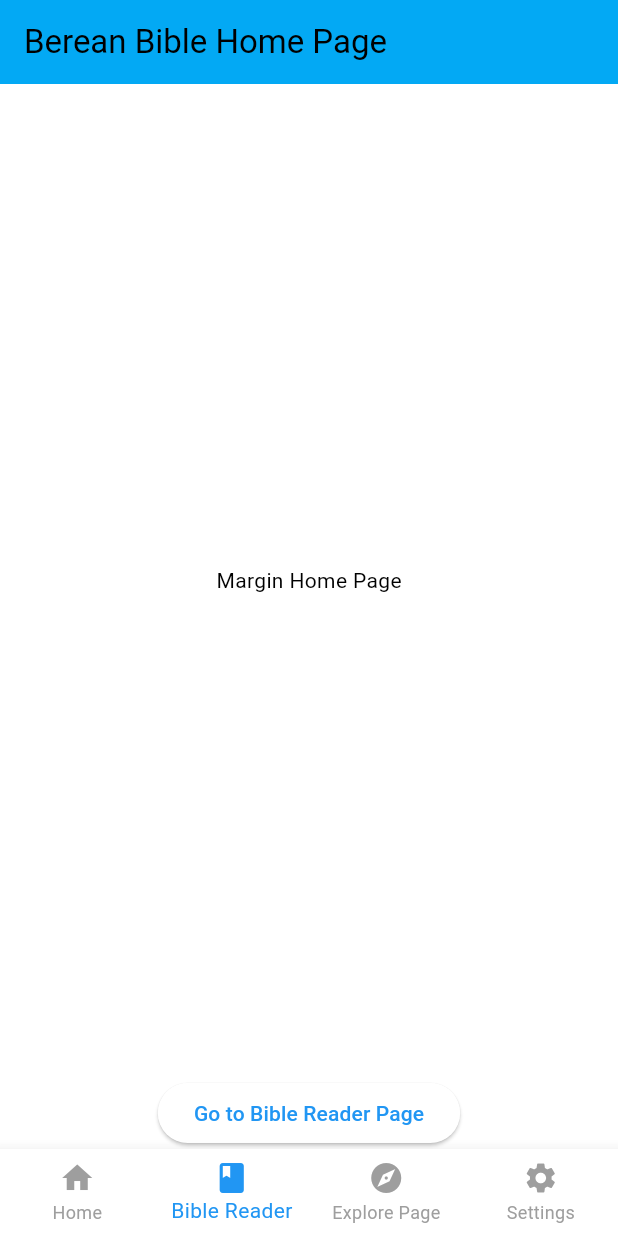
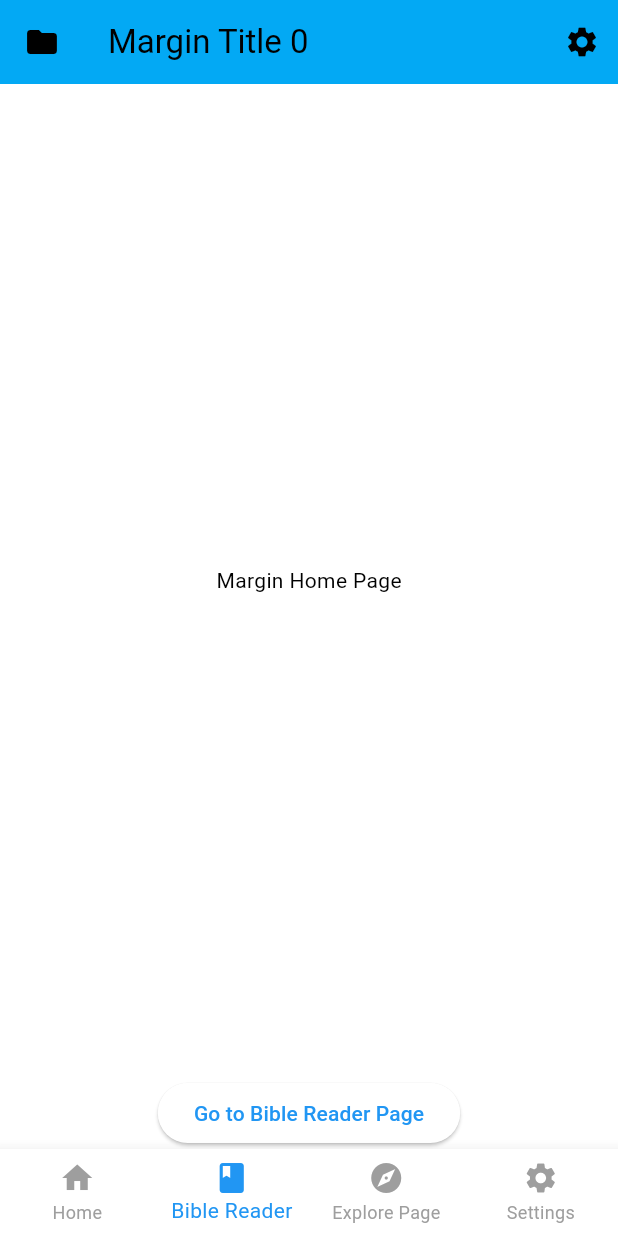
Before and after one commit to BereanBible/BereanBibleFlutter, a Flutter app: the screen it shows after launch, on a phone screen of 412 x 824 dp. Run offline on Flutter 3.47's test engine with Material 3 defaults, Android fonts, the phone set to English and light mode, and no system bars; our stand-ins replace responsive_builder.

Commit message:
Implemented the top navbar in TopNavBar.dart and added a getPage() to MyAppState

```diff
--- a/berean_bible_app/lib/main.dart
+++ b/berean_bible_app/lib/main.dart
@@ -1,6 +1,7 @@
+import 'package:berean_bible_app/widgets/NavBar/TopNavBar.dart';
 import 'package:flutter/material.dart';
+import 'package:provider/provider.dart';
 import 'package:responsive_builder/responsive_builder.dart';
-import 'package:provider/provider.dart';
 import 'package:berean_bible_app/pages/BibleReaderPage.dart';
 import 'package:berean_bible_app/pages/MarginEditorPage.dart';
 
@@ -36,7 +37,16 @@ class MyAppState extends ChangeNotifier {
       duration: const Duration(milliseconds: 500),
       curve: Curves.ease,
     );
+    notifyListeners();
     /*DEBUG*/print("Snapped to new pag via _changePage()");
+  }
+
+  int getPage() {
+    if (pageController.hasClients && pageController.page != null) {
+      return (pageController.page)!.round();
+    } else {
+      return 0;
+    }
   }
 }
 
@@ -73,10 +83,7 @@ class _MyHomePageState extends State<MyHomePage> {
   @override
   Widget build(BuildContext context) {
     return Scaffold(
-      appBar: AppBar(
-        backgroundColor: Theme.of(context).colorScheme.secondary,
-        title: Text(widget.title),
-      ),
+      appBar: TopNavBar(),
       body: ResponsiveBuilder(
         builder: (context, sizingInformation) {
           if (sizingInformation.deviceScreenType != DeviceScreenType.desktop) {
--- /dev/null
+++ b/berean_bible_app/lib/widgets/NavBar/BibleReferenceNavigator.dart
@@ -0,0 +1,17 @@
+import 'package:flutter/material.dart';
+import 'package:provider/provider.dart';
+import 'package:berean_bible_app/main.dart';
+
+class BibleReferenceNavigator extends StatefulWidget {
+  @override
+  _BibleReferenceNavigatorState createState() => _BibleReferenceNavigatorState();
+}
+
+class _BibleReferenceNavigatorState extends State<BibleReferenceNavigator> {
+  var reference = "";
+
+  @override
+  Widget build(BuildContext context) {
+    return Text("1 John 1:1");
+  }
+}
--- /dev/null
+++ b/berean_bible_app/lib/widgets/NavBar/MarginTitle.dart
@@ -0,0 +1,17 @@
+import 'package:flutter/material.dart';
+import 'package:provider/provider.dart';
+import 'package:berean_bible_app/main.dart';
+
+class MarginTitle extends StatefulWidget {
+  @override
+  _MarginTitleState createState() => _MarginTitleState();
+}
+
+class _MarginTitleState extends State<MarginTitle> {
+  var reference = "";
+
+  @override
+  Widget build(BuildContext context) {
+    return Text("Margin Title");
+  }
+}
--- /dev/null
+++ b/berean_bible_app/lib/widgets/NavBar/TopNavBar.dart
@@ -0,0 +1,113 @@
+import 'package:berean_bible_app/widgets/NavBar/BibleReferenceNavigator.dart';
+import 'package:berean_bible_app/widgets/NavBar/MarginTitle.dart';
+import 'package:flutter/material.dart';
+import 'package:provider/provider.dart';
+import 'package:responsive_builder/responsive_builder.dart';
+import 'package:berean_bible_app/main.dart';
+
+class TopNavBar extends StatefulWidget implements PreferredSizeWidget {
+  // TopNavBar({required Key key}) : preferredSize = Size.fromHeight(kToolbarHeight), super(key: key);
+
+  @override
+  final Size preferredSize = Size.fromHeight(kToolbarHeight); // default is 56.0
+
+  @override
+  _TopNavBarState createState() => _TopNavBarState();
+}
+
+class _TopNavBarState extends State<TopNavBar> {
+  var reference = "";
+
+  @override
+  Widget build(BuildContext context) {
+    return ResponsiveBuilder(
+        builder: (context, sizingInformation) {
+          if (sizingInformation.deviceScreenType != DeviceScreenType.desktop) {
+            // Main Mobile View
+            return AppBar(
+              backgroundColor: Theme.of(context).colorScheme.secondary,
+              leading: LeftButton(),
+              title: TopNavBarTitle(),
+              actions: [
+                SettingsButton(),
+              ],
+            );
+          } else {
+            // Desktop View
+            return AppBar(
+              backgroundColor: Theme.of(context).colorScheme.secondary,
+              leading: MarginFolderButton(),
+              title: Row(
+                children: [MarginTitle(), BibleReferenceNavigator()]
+              ),
+              actions: [
+                SettingsButton(),
+              ],
+            );
+          }
+        },
+      );
+  }
+}
+
+
+
+class LeftButton extends StatelessWidget {
+  @override
+  Widget build(BuildContext context) {
+    return Consumer<MyAppState>(
+      builder: (context, appState, child) {
+        return (appState.getPage() == 0) ?
+          MarginFolderButton()
+          :
+          IconButton(icon: const Icon(Icons.circle), tooltip: 'Nothing', onPressed: () {print("Nothing");});
+      },
+    );
+  }
+}
+
+
+
+class TopNavBarTitle extends StatelessWidget {
+  @override
+  Widget build(BuildContext context) {
+    return Consumer<MyAppState>(
+      builder: (context, appState, child) {
+        return (appState.getPage() == 0) ?
+          Text("Margin Title 0")
+          :
+          Text("Bible Title 1");
+      },
+    );
+  }
+}
+
+
+
+class SettingsButton extends StatelessWidget {
+  @override
+  Widget build(BuildContext context) {
+    return IconButton(
+      icon: const Icon(Icons.settings),
+      tooltip: 'Settings',
+      onPressed: () {
+        print("Hi");
+      },
+    );
+  }
+}
+
+
+
+class MarginFolderButton extends StatelessWidget {
+  @override
+  Widget build(BuildContext context) {
+    return IconButton(
+      icon: const Icon(Icons.folder),
+      tooltip: 'Open Margin',
+      onPressed: () {
+        print("MarginFolderPressed");
+      },
+    );
+  }
+}
```
